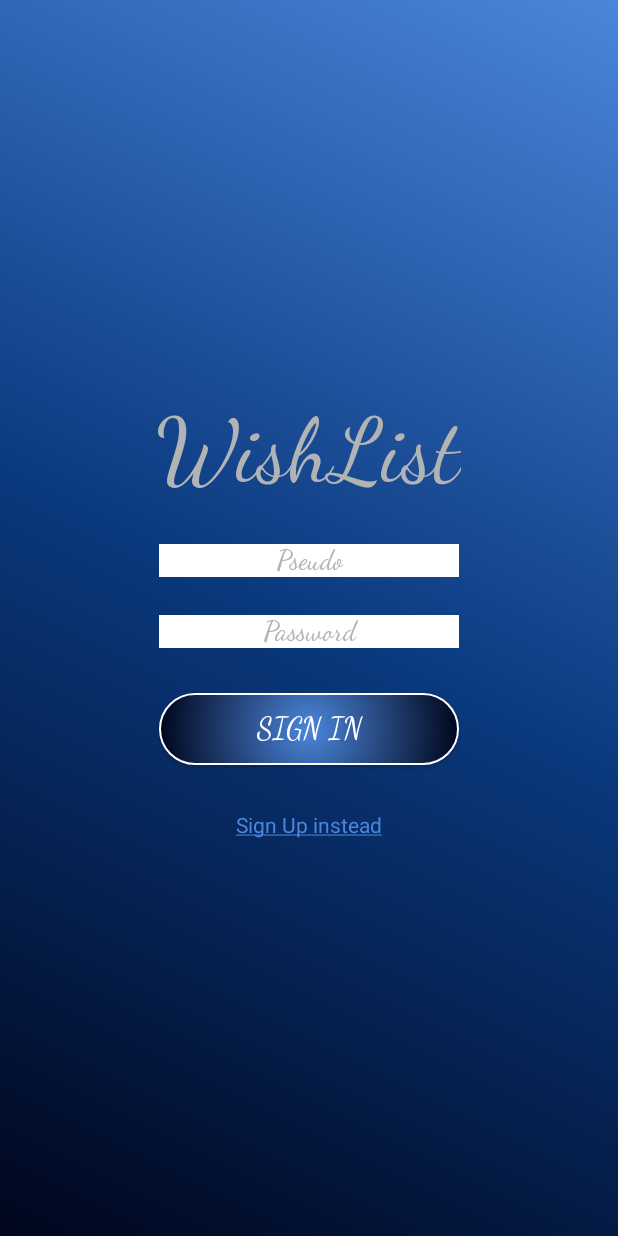
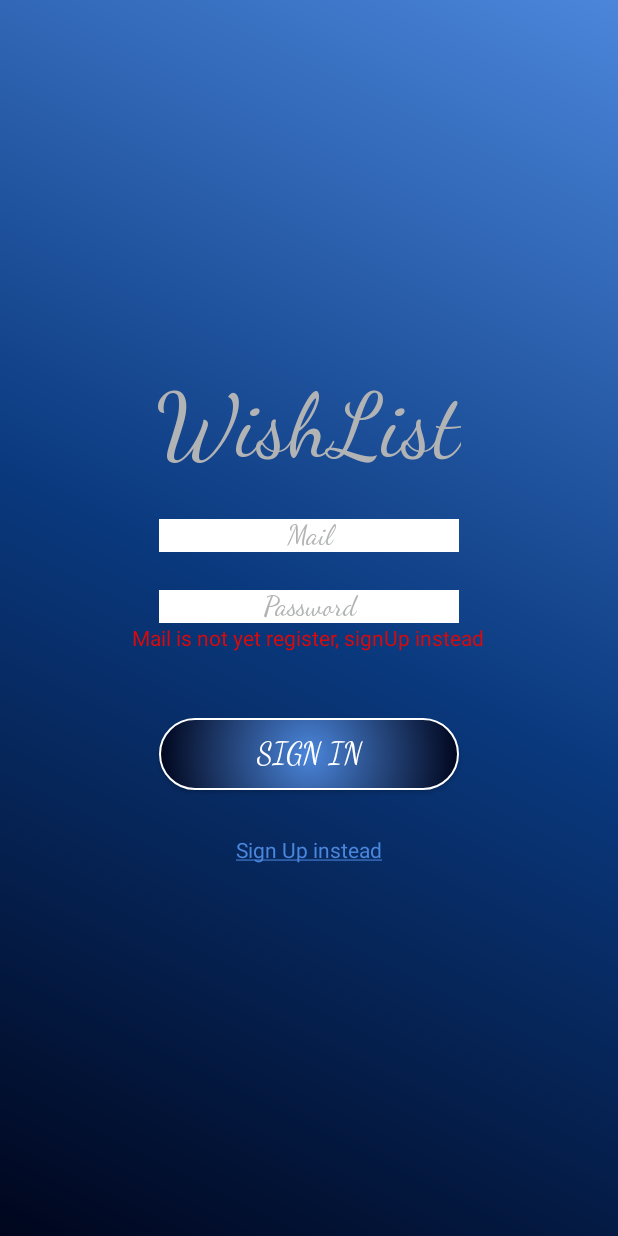
Before and after one commit to RainMaker1707/LSINF1225-2020-GroupeL31-WishList, an Android app: the SignIn screen opened directly, with no data from a screen before it, after a tap on "SIGN IN", on a phone screen of 412 x 824 dp. Run offline under Robolectric (Android 15) with nearby library versions, the phone set to English and light mode, and no system bars.

Commit message:
SignIn / SignUp system finished

```diff
--- a/app/src/main/java/be/uclouvain/lsinf1225/groupel31/wishlist/Views/SignIn.java
+++ b/app/src/main/java/be/uclouvain/lsinf1225/groupel31/wishlist/Views/SignIn.java
@@ -3,6 +3,8 @@ package be.uclouvain.lsinf1225.groupel31.wishlist.Views;
 import androidx.appcompat.app.AppCompatActivity;
 
 import android.content.Intent;
+import android.database.Cursor;
+import android.database.CursorIndexOutOfBoundsException;
 import android.os.Bundle;
 import android.view.View;
 import android.widget.Button;
@@ -10,14 +12,19 @@ import android.widget.EditText;
 import android.widget.TextView;
 
 import be.uclouvain.lsinf1225.groupel31.wishlist.R;
+import be.uclouvain.lsinf1225.groupel31.wishlist.tools.User;
 
 public class SignIn extends AppCompatActivity {
     private TextView sign_up;
     private Button sign_in;
+    private EditText mail_in;
+    private EditText pass_in;
     @Override
     protected void onCreate(Bundle savedInstanceState) {
         super.onCreate(savedInstanceState);
         setContentView(R.layout.activity_sign_in);
+        this.mail_in = findViewById(R.id.mail_in);
+        this.pass_in = findViewById(R.id.pass_in);
         this.sign_up = findViewById(R.id.go_sign_up);
         this.sign_up.setOnClickListener(new View.OnClickListener() {
             @Override
@@ -31,9 +38,32 @@ public class SignIn extends AppCompatActivity {
         this.sign_in.setOnClickListener(new View.OnClickListener() {
             @Override
             public void onClick(View v) {
-                String pseudo = ((EditText)findViewById(R.id.pseudo_in)).getText().toString();
-                String password = ((EditText)findViewById(R.id.pass_in)).getText().toString();
-                //TODO connection with data base verification
+                String mail = mail_in.getText().toString();
+                String password = pass_in.getText().toString();
+                TextView error = findViewById(R.id.not_register_error);
+                error.setText(null);
+                error.setHeight(0);
+                User user = new User(mail, password, getApplicationContext());
+                Cursor select = user.ExistingUSer(mail);
+                try {
+                    select.moveToLast();
+                    String pass_db = select.getString(1);
+                    select.close();
+                    if(password.equals(pass_db)){
+                        Intent next_layout = new Intent(getApplicationContext(), News.class);
+                        startActivity(next_layout);
+                        finish();
+                    }else{
+                        error.setText(R.string.pass_error);
+                        error.setTextColor(getResources().getColor(R.color.Red, getTheme()));
+                        error.setHeight(50);
+                    }
+                }catch(CursorIndexOutOfBoundsException e){
+                    error.setTextColor(getResources().getColor(R.color.Red, getTheme()));
+                    error.setText(R.string.not_register_error);
+                    error.setHeight(50);
+                    select.close();
+                }
             }
         });
 
--- a/app/src/main/java/be/uclouvain/lsinf1225/groupel31/wishlist/tools/MySQLiteOpenHelper.java
+++ b/app/src/main/java/be/uclouvain/lsinf1225/groupel31/wishlist/tools/MySQLiteOpenHelper.java
@@ -39,8 +39,8 @@ public class MySQLiteOpenHelper extends SQLiteOpenHelper {
                 +"size     INT           DEFAULT (0),"
                 +"[update] DATETIME);"
         );
-        db.execSQL("CREATE TABLE Wish (\n" +
-                 "num    INTEGER       PRIMARY KEY AUTOINCREMENT NOT NULL UNIQUE,"
+        db.execSQL("CREATE TABLE Wish ("
+                +"num    INTEGER       PRIMARY KEY AUTOINCREMENT NOT NULL UNIQUE,"
                 +"name   VARCHAR (255) NOT NULL,"
                 +"photo  BLOB          NOT NULL,"
                 +"[desc] TEXT (5000),"
@@ -54,48 +54,22 @@ public class MySQLiteOpenHelper extends SQLiteOpenHelper {
                 +"id   INTEGER       REFERENCES Wishlist (id)NOT NULL,"
                 +"PRIMARY KEY (mail, id));"
         );
-        db.execSQL("CREATE TABLE Interest (\n" +
-                "    mail VARCHAR (255) REFERENCES User (mail) \n" +
-                "                       NOT NULL,\n" +
-                "    id   INTEGER       REFERENCES Wishlist (id) \n" +
-                "                       NOT NULL,\n" +
-                "    PRIMARY KEY (\n" +
-                "        mail,\n" +
-                "        id\n" +
-                "    )\n" +
-                ");"
+        db.execSQL("CREATE TABLE Interest ("
+                +"mail VARCHAR (255) REFERENCES User (mail) NOT NULL,"
+                +"id   INTEGER       REFERENCES Wishlist (id) NOT NULL,"
+                +"PRIMARY KEY (mail, id));"
         );
-        db.execSQL("CREATE TABLE Interest (\n" +
-                "    mail VARCHAR (255) REFERENCES User (mail) \n" +
-                "                       NOT NULL,\n" +
-                "    id   INTEGER       REFERENCES Wishlist (id) \n" +
-                "                       NOT NULL,\n" +
-                "    PRIMARY KEY (\n" +
-                "        mail,\n" +
-                "        id\n" +
-                "    )\n" +
-                ");"
+        db.execSQL("CREATE TABLE Eval ("
+                +"mail VARCHAR (255) REFERENCES User (mail) NOT NULL,"
+                +"id   INTEGER       REFERENCES Wishlist (id) NOT NULL,"
+                +"num  INTEGER       REFERENCES Wish (num) NOT NULL,"
+                +"eval INTEGER       CHECK (0 <= eval < 11) NOT NULL,"
+                +"PRIMARY KEY (mail, id, num));"
         );
-        db.execSQL("CREATE TABLE Eval (\n" +
-                "    mail VARCHAR (255) REFERENCES User (mail) \n" +
-                "                       NOT NULL,\n" +
-                "    id   INTEGER       REFERENCES Wishlist (id) \n" +
-                "                       NOT NULL,\n" +
-                "    num  INTEGER       REFERENCES Wish (num) \n" +
-                "                       NOT NULL,\n" +
-                "    eval INTEGER       CHECK (0 <= eval < 11) \n" +
-                "                       NOT NULL,\n" +
-                "    PRIMARY KEY (\n" +
-                "        mail,\n" +
-                "        id,\n" +
-                "        num\n" +
-                "    )\n" +
-                ");\n"
+        db.execSQL("CREATE TABLE Content ("
+                +"wishlist INTEGER REFERENCES Wishlist (id),"
+                +"product  INTEGER REFERENCES Wish (num));"
         );
-        db.execSQL("CREATE TABLE Content (\n" +
-                "    wishlist INTEGER REFERENCES Wishlist (id),\n" +
-                "    product  INTEGER REFERENCES Wish (num) \n" +
-                ");\n");
     }
 
     /**
--- a/app/src/main/java/be/uclouvain/lsinf1225/groupel31/wishlist/tools/User.java
+++ b/app/src/main/java/be/uclouvain/lsinf1225/groupel31/wishlist/tools/User.java
@@ -14,18 +14,16 @@ public class User {
     private Image profilPicture;
     private AccessDataBase db;
 
-    public User(String mail, String password, String pseudo, Context context){
+    public User(String mail, String password, Context context){
         db = new AccessDataBase(context);
         this.email = mail;
-        this.pseudo = pseudo;
         this.password = password;
 
     }
 
-    public boolean ExistingUSer(String email){
+    public Cursor ExistingUSer(String email){
         String req = "SELECT * FROM user WHERE mail=\"" + email + "\";";
-        Cursor cursor = db.select(req);
-        return true;
+        return db.select(req);
     }
 
     public void signIn(String mail, String password){
--- a/app/src/main/res/layout/activity_sign_in.xml
+++ b/app/src/main/res/layout/activity_sign_in.xml
@@ -7,7 +7,7 @@
     android:orientation="vertical"
     android:background="@drawable/blue_background"
     android:gravity="center"
-    tools:context="be.uclouvain.lsinf1225.groupel31.wishlist.Views.SignIn">
+    tools:context="Views.SignIn">
 
 
     <TextView
@@ -21,13 +21,13 @@
         />
 
     <EditText
-        android:id="@+id/pseudo_in"
+        android:id="@+id/mail_in"
         android:inputType="textPersonName"
         android:layout_width="wrap_content"
         android:layout_height="wrap_content"
         android:width="200dp"
         android:height="30dp"
-        android:hint="@string/pseudo"
+        android:hint="@string/mail"
         android:fontFamily="cursive"
         android:layout_gravity="center"
         android:gravity="center"
@@ -56,6 +56,13 @@
         tools:ignore="Autofill"
         />
 
+    <TextView
+        android:layout_width="wrap_content"
+        android:layout_height="wrap_content"
+        android:height = "0dp"
+        android:id = "@+id/not_register_error"
+        />
+
     <Button
         android:id="@+id/sign_in_button"
         android:layout_width="wrap_content"
--- a/app/src/main/res/layout/activity_sign_up.xml
+++ b/app/src/main/res/layout/activity_sign_up.xml
@@ -8,7 +8,7 @@
     android:background="@drawable/blue_background"
     android:layout_gravity="center"
     android:gravity="center"
-    tools:context="be.uclouvain.lsinf1225.groupel31.wishlist.Views.SignIn">
+    tools:context="Views.SignUp">
 
     <TextView
         android:layout_width="wrap_content"
--- a/app/src/main/res/values/strings.xml
+++ b/app/src/main/res/values/strings.xml
@@ -12,4 +12,7 @@
     <string name="profile_picture_description_for_blind">Profile picture</string>
     <string name="pass_error_dont_match">Passwords don\'t matches</string>
     <string name="mail_exist">Email address already used</string>
+    <string name="pass_length_error">Password must be at least 8 characters length</string>
+    <string name="not_register_error">Mail is not yet register, signUp instead</string>
+    <string name="pass_error">Password and mail don\'t match</string>
 </resources>
```
Also changed, not shown: app/src/main/java/be/uclouvain/lsinf1225/groupel31/wishlist/Views/SignUp.java (+9 -4 lines).
